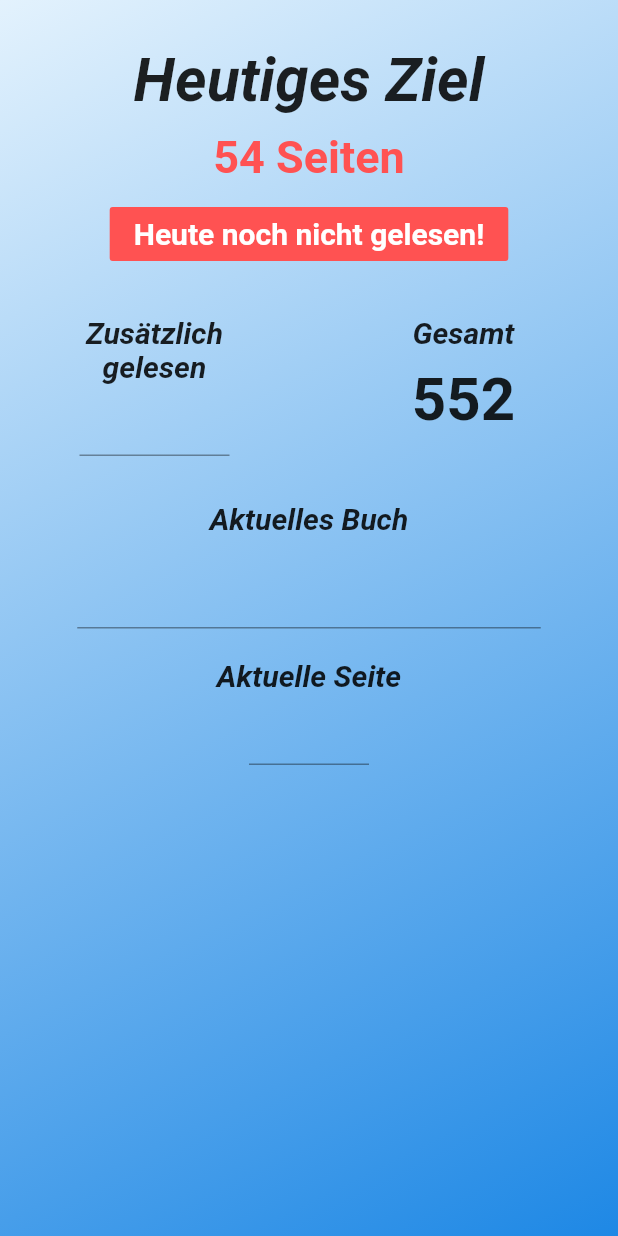
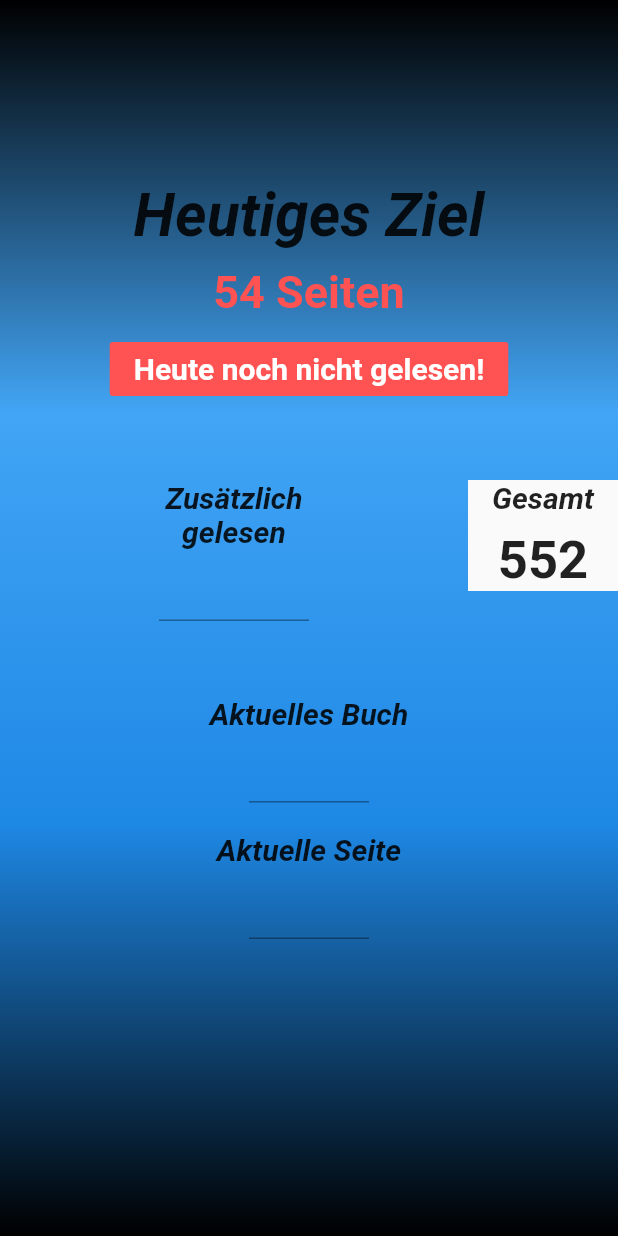
Before and after one commit to tibo-16/chris_zeitplan, a Flutter app: the screen it shows after launch, on a phone screen of 412 x 824 dp. Run offline on Flutter 3.47's test engine with Material 2 defaults, Android fonts, the phone set to English and light mode, and no system bars; our stand-ins replace shared_preferences.

Commit message:
Changed design

```diff
--- a/lib/main.dart
+++ b/lib/main.dart
@@ -203,8 +203,7 @@ class _MyHomePageState extends State<MyHomePage> {
               height: 10,
             ),
             FlatButton(
-              color:
-                  readToday ? Theme.of(context).primaryColor : Colors.redAccent,
+              color: readToday ? Colors.green.shade500 : Colors.redAccent,
               child: Text(
                 readToday
                     ? 'Heute schon gelesen!'
@@ -248,7 +247,11 @@ class _MyHomePageState extends State<MyHomePage> {
   }
 
   Widget _buildAll() {
-    return Expanded(
+    return Container(
+      width: 100,
+      decoration: BoxDecoration(
+    color: Colors.grey.shade50,
+      ),
       child: Column(
     mainAxisAlignment: MainAxisAlignment.start,
     children: <Widget>[
@@ -266,10 +269,11 @@ class _MyHomePageState extends State<MyHomePage> {
       Text(
         all,
         textAlign: TextAlign.center,
-          style: TextStyle(fontSize: 40, fontWeight: FontWeight.bold),
+        style: TextStyle(fontSize: 35, fontWeight: FontWeight.bold),
       )
     ],
-    ));
+      ),
+    );
   }
 
   Widget _buildBook() {
@@ -284,12 +288,11 @@ class _MyHomePageState extends State<MyHomePage> {
               fontWeight: FontWeight.bold),
         ),
         Container(
-          width: MediaQuery.of(context).size.width * 0.75,
+          width: 80,
           child: TextField(
             controller: _bookController,
             textAlign: TextAlign.center,
-            keyboardType: TextInputType.multiline,
-            maxLines: 2,
+            style: TextStyle(fontSize: 20),
             onChanged: (text) => _book(text),
           ),
         )
@@ -343,12 +346,14 @@ class _MyHomePageState extends State<MyHomePage> {
       body: Container(
         decoration: BoxDecoration(
           gradient: LinearGradient(
-            begin: Alignment.topLeft,
-            end: Alignment.bottomRight,
+            begin: Alignment.topCenter,
+            end: Alignment.bottomCenter,
             colors: [
               // Colors are easy thanks to Flutter's Colors class.
-              Colors.blue.shade50,
-              Colors.blue.shade600
+              Colors.black,
+              Colors.blue.shade400,
+              Colors.blue.shade600,
+              Colors.black
             ],
           ),
         ),
@@ -363,11 +368,11 @@ class _MyHomePageState extends State<MyHomePage> {
                   crossAxisAlignment: CrossAxisAlignment.stretch,
                   children: <Widget>[
                     SizedBox(
-                      height: 30,
+                      height: 120,
                     ),
                     _buildToday(),
                     SizedBox(
-                      height: 30,
+                      height: 50,
                     ),
                     Row(
                       crossAxisAlignment: CrossAxisAlignment.start,
@@ -375,7 +380,7 @@ class _MyHomePageState extends State<MyHomePage> {
                       children: <Widget>[_buildExtra(), _buildAll()],
                     ),
                     SizedBox(
-                      height: 30,
+                      height: 50,
                     ),
                     _buildBook(),
                     SizedBox(
```
Lines whose indentation alone changed are shown as unchanged.
